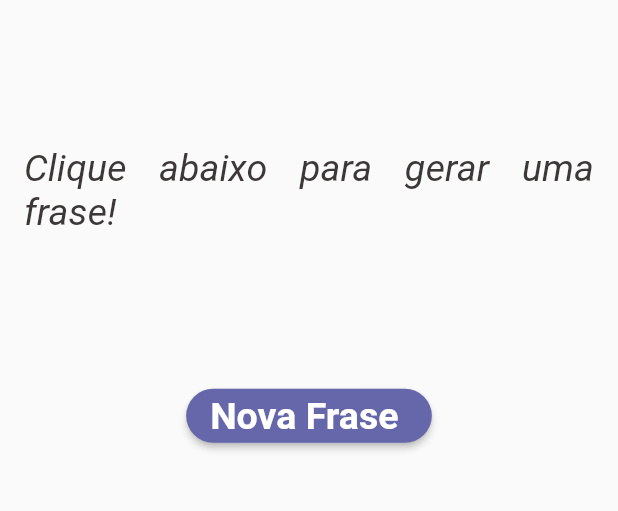
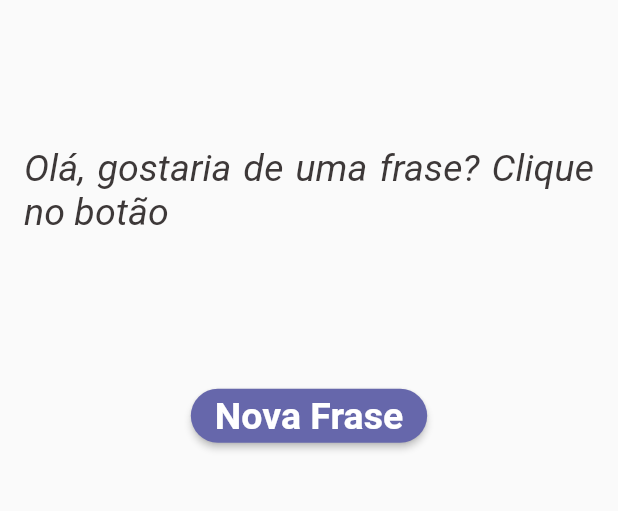
Before and after one commit to celenny/frases_do_dia_app, a Flutter app: the screen it shows after launch, on a phone screen of 412 x 824 dp, the part 614-1125 px from its top. Run offline on Flutter 3.47's test engine with Material 2 defaults, Android fonts, the phone set to English and light mode, and no system bars; our stand-ins replace rx_notifier.

Commit message:
Adicionada controller e frase loading request

```diff
--- a/lib/main.dart
+++ b/lib/main.dart
@@ -1,7 +1,7 @@
-import "dart:math";
 import 'package:flutter/material.dart';
-import 'package:frases_do_dia/src/application/service/quote_service.dart';
-import 'package:frases_do_dia/src/domain/quote_model.dart';
+
+import 'package:frases_do_dia/src/presentation/controller/quote_controller.dart';
+import 'package:rx_notifier/rx_notifier.dart';
 
 void main() {
   runApp(MaterialApp(
@@ -18,17 +18,9 @@ class Home extends StatefulWidget {
 }
 
 class _HomeState extends State<Home> {
-  var _frases = [
-    "É em meio a dificuldade que se encontra a oportunidade.",
-    "Se nada der certo hoje, acorde mais cedo amanhã e tente novamente.",
-    "A primeira pessoa que tem que acreditar nos seus sonhos é você mesmo, não aguarde pelo incentivo dos outros",
-    "Você é digno de tudo o que almeja e merecedor de tudo o que possui",
-    "Quando você se acostuma a confiar em si mesmo, as coisas começam a dar certo",
-    "Você tem a capacidade para dominar o mundo, com o seu esforço e sendo você mesmo",
-    "Confie no seu potencial, encare os seus medos e faça da bravura o seu mantra diário",
-  ];
-
   var _fraseGerada = "Clique abaixo para gerar uma frase!";
+  var labelButton = "Nova Frase";
+  var controller = QuoteController();
 
   @override
   Widget build(BuildContext context) {
@@ -51,27 +43,20 @@ class _HomeState extends State<Home> {
                 width: 240,
                 fit: BoxFit.cover,
               ),
-              Text(
-                "$_fraseGerada",
-                textAlign: TextAlign.justify,
-                style: TextStyle(
-                  fontSize: 25,
-                  fontStyle: FontStyle.italic,
-                  color: Color.fromARGB(255, 61, 56, 56),
-                ),
-              ),
+              RxBuilder(
+                  builder: (_) => Text(controller.result,
+                      textAlign: TextAlign.justify,
+                      style: TextStyle(
+                        fontSize: 25,
+                        fontStyle: FontStyle.italic,
+                        color: Color.fromARGB(255, 61, 56, 56),
+                      ))),
               ElevatedButton(
-                child: Text("Nova Frase "),
-                onPressed: () {
-                  setState(() {
-                    // _fraseGerada = _frases.elementAt(Random().nextInt(_frases.length));
-                    QuoteService()
-                        .find()
-                        .then((quote) => _fraseGerada = quote.text)
-                        .onError((error, stackTrace) =>
-                            _fraseGerada = error.toString());
-                  });
-                },
+                child: RxBuilder(
+                    builder: (_) => Text(!controller.result.isEmpty
+                        ? labelButton
+                        : "Pesquisando uma frase para vc!")),
+                onPressed: controller.find,
                 style: ElevatedButton.styleFrom(
                   primary: Color(0xff6667AB),
                   textStyle: TextStyle(
--- /dev/null
+++ b/lib/src/presentation/controller/quote_controller.dart
@@ -0,0 +1,16 @@
+import 'package:frases_do_dia/src/application/service/quote_service.dart';
+import 'package:rx_notifier/rx_notifier.dart';
+
+class QuoteController {
+  final _result =
+      RxNotifier<String>('Olá, gostaria de uma frase? Clique no botão');
+  String get result => _result.value;
+
+  void find() {
+    _result.value = '';
+    QuoteService()
+        .find()
+        .then((quote) => _result.value = quote.text)
+        .onError((error, stackTrace) => _result.value = error.toString());
+  }
+}
--- a/pubspec.yaml
+++ b/pubspec.yaml
@@ -30,6 +30,7 @@ dependencies:
   flutter:
     sdk: flutter
   http: ^0.13.5
+  rx_notifier: ^1.1.0
 
 
   # The following adds the Cupertino Icons font to your application.
```
Also changed, not shown: pubspec.lock.
